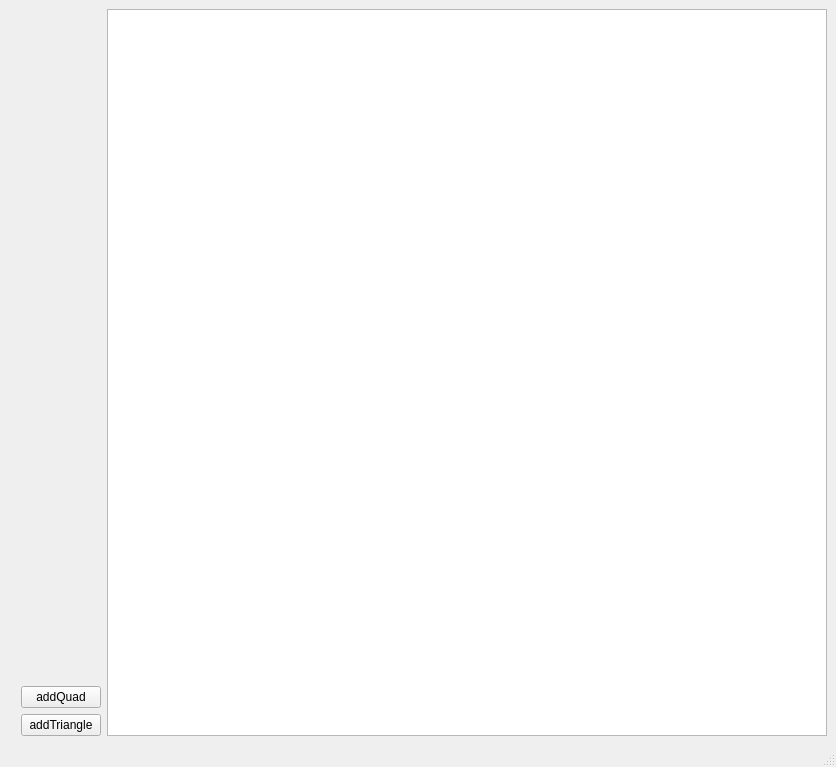
Before: the Qt Designer form UI/MainWindow.ui in ubuntunux/PyEngine3D, drawn with Qt 5.
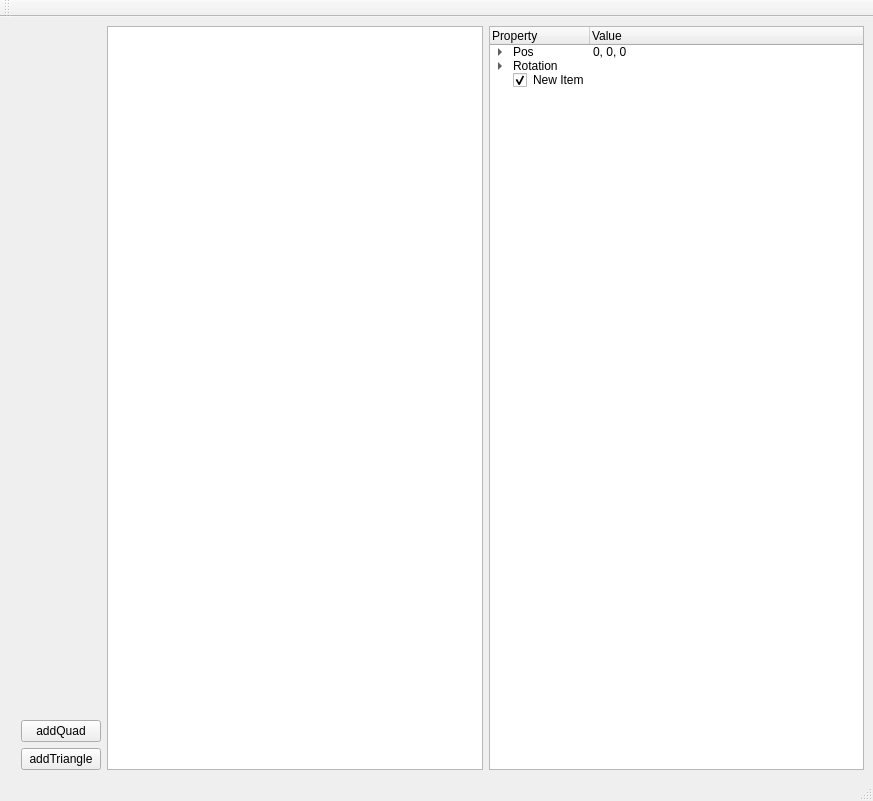
After: the same form once the commit is applied.

The edit to the form file:
```diff
--- a/UI/MainWindow.ui
+++ b/UI/MainWindow.ui
@@ -6,8 +6,8 @@
    <rect>
     <x>0</x>
     <y>0</y>
-    <width>836</width>
-    <height>767</height>
+    <width>873</width>
+    <height>801</height>
    </rect>
   </property>
   <property name="windowTitle">
@@ -58,6 +58,79 @@
         </property>
        </widget>
       </item>
+      <item>
+       <widget class="QTreeWidget" name="objPropertyTree">
+        <property name="autoExpandDelay">
+         <number>0</number>
+        </property>
+        <column>
+         <property name="text">
+          <string>Property</string>
+         </property>
+        </column>
+        <column>
+         <property name="text">
+          <string>Value</string>
+         </property>
+        </column>
+        <item>
+         <property name="text">
+          <string>Pos</string>
+         </property>
+         <property name="text">
+          <string>0, 0, 0</string>
+         </property>
+         <item>
+          <property name="text">
+           <string>X</string>
+          </property>
+          <property name="text">
+           <string>0</string>
+          </property>
+         </item>
+         <item>
+          <property name="text">
+           <string>Y</string>
+          </property>
+          <property name="text">
+           <string>0</string>
+          </property>
+         </item>
+         <item>
+          <property name="text">
+           <string>Z</string>
+          </property>
+          <property name="text">
+           <string>0</string>
+          </property>
+         </item>
+        </item>
+        <item>
+         <property name="text">
+          <string>Rotation</string>
+         </property>
+         <property name="text">
+          <string/>
+         </property>
+         <item>
+          <property name="text">
+           <string>Pitch</string>
+          </property>
+         </item>
+        </item>
+        <item>
+         <property name="text">
+          <string>New Item</string>
+         </property>
+         <property name="checkState">
+          <enum>Checked</enum>
+         </property>
+         <property name="flags">
+          <set>ItemIsSelectable|ItemIsEditable|ItemIsDragEnabled|ItemIsUserCheckable|ItemIsEnabled|ItemIsTristate</set>
+         </property>
+        </item>
+       </widget>
+      </item>
      </layout>
     </item>
    </layout>
@@ -73,6 +146,17 @@
    </property>
   </widget>
   <widget class="QStatusBar" name="statusbar"/>
+  <widget class="QToolBar" name="toolBar">
+   <property name="windowTitle">
+    <string>toolBar</string>
+   </property>
+   <attribute name="toolBarArea">
+    <enum>TopToolBarArea</enum>
+   </attribute>
+   <attribute name="toolBarBreak">
+    <bool>false</bool>
+   </attribute>
+  </widget>
  </widget>
  <resources/>
  <connections/>
```
Left out of the diff: 10 changed lines with no effect on the pictures.
